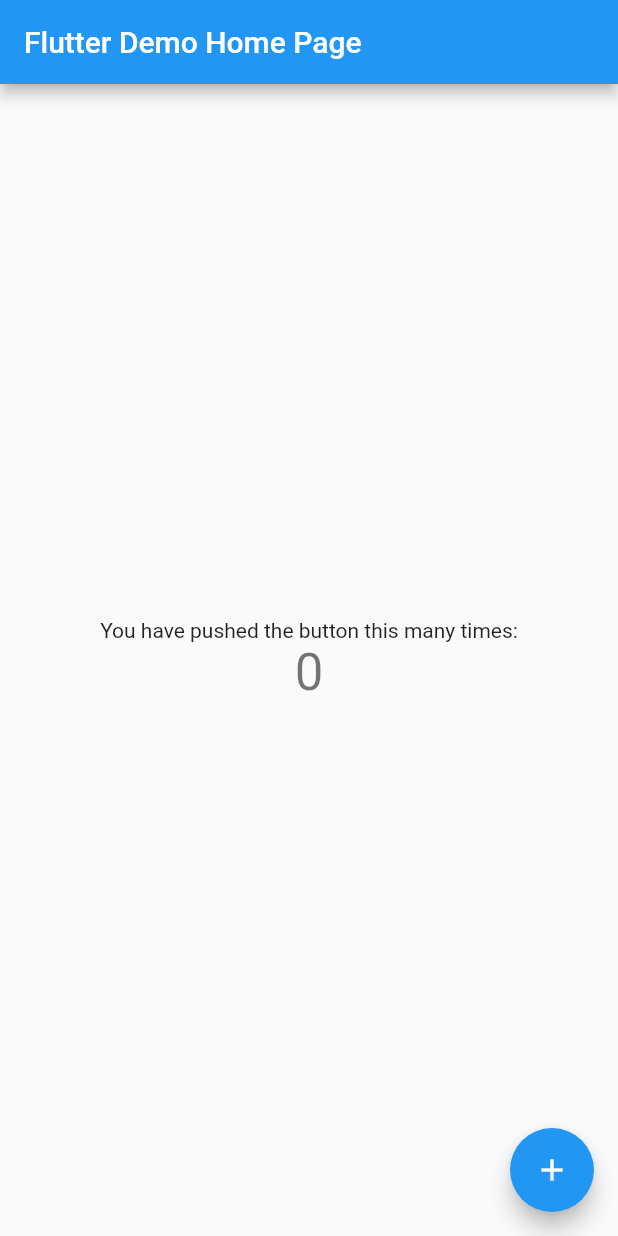
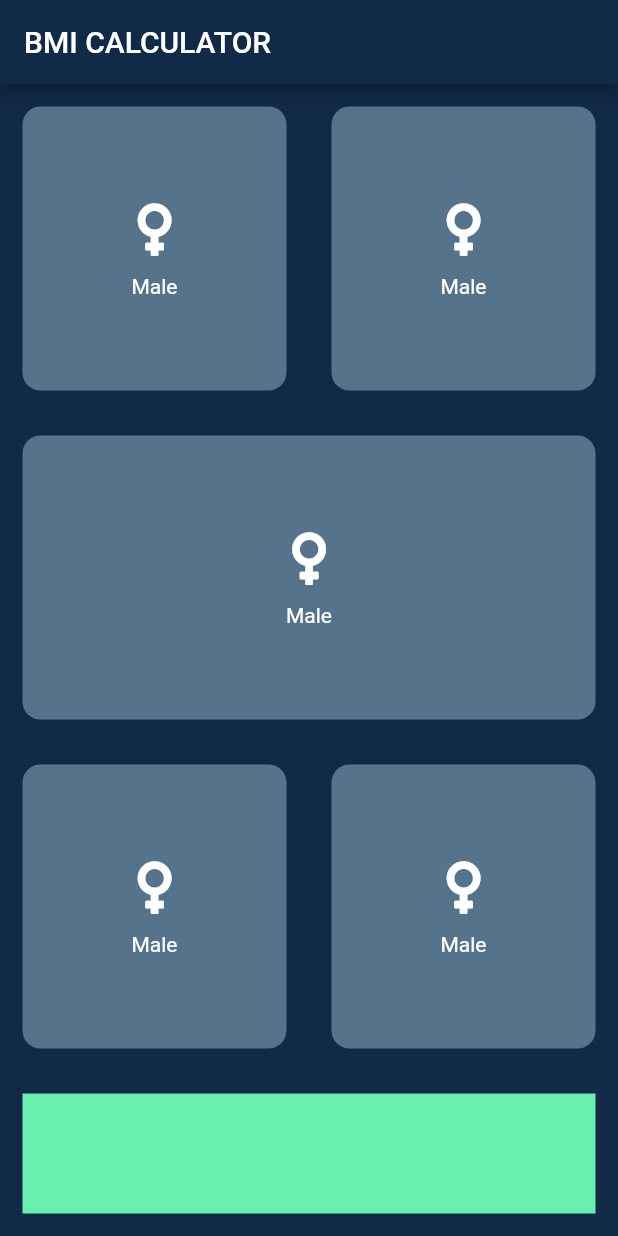
Before and after one commit to reiginxzx/flutter_codigo_bmi, a Flutter app: the screen it shows after launch, on a phone screen of 412 x 824 dp. Run offline on Flutter 3.47's test engine with Material 2 defaults, Android fonts, the phone set to English and light mode, and no system bars; our stand-ins replace font_awesome_flutter.

Commit message:
update clase viernes

```diff
--- /dev/null
+++ b/lib/input_page.dart
@@ -0,0 +1,94 @@
+
+import 'package:flutter/material.dart';
+import 'package:font_awesome_flutter/font_awesome_flutter.dart';
+
+const activeCardColors = Color(0xff56738C);
+const bottomContainerColor = Colors.greenAccent;
+const bottomContainerHeight = 80.0;
+
+class InputPage extends StatefulWidget {
+  @override
+  _InputPageState createState() => _InputPageState();
+}
+
+class _InputPageState extends State<InputPage> {
+
+  @override
+  Widget build(BuildContext context) {
+
+    return Scaffold(
+      appBar: AppBar(
+        title: Text("BMI CALCULATOR"),
+        //backgroundColor: Colors.redAccent,
+      ),
+      body: Column(
+        children: [
+          Expanded(
+            child: Row(
+              children: [
+                Expanded(
+                  child: ReusableCard(color: activeCardColors),
+                ),
+                Expanded(
+                  child: ReusableCard(color: activeCardColors),
+                )
+              ],
+            ),
+          ),
+          Expanded(
+            child: Row(
+              children: [
+                Expanded(
+                  child: ReusableCard(color: activeCardColors)
+                ),
+              ],
+            ),
+          ),
+          Expanded(
+            child: Row(
+              children: [
+                Expanded(
+                  child: ReusableCard(color: activeCardColors)
+                ),
+                Expanded(
+                  child: ReusableCard(color: activeCardColors)
+                )
+              ],
+            ),
+          ),
+          Container(
+            color: bottomContainerColor,
+            height: bottomContainerHeight,
+            width: double.infinity,
+            margin: EdgeInsets.all(15),
+          ),
+        ],
+      ),
+    );
+  }
+}
+
+class ReusableCard extends StatelessWidget {
+
+  Color color;
+
+  ReusableCard({@required this.color}){}
+  @override
+  Widget build(BuildContext context) {
+    return Container(
+      margin: EdgeInsets.all(15.0),
+      decoration: BoxDecoration(
+          color: color,
+          borderRadius: BorderRadius.circular(12)
+      ),
+      child: Column(
+        mainAxisAlignment: MainAxisAlignment.center,
+        children: [
+          FaIcon(FontAwesomeIcons.venus,size: 40.0),
+          SizedBox(height: 10.0),
+          Text("Male",)
+        ],
+      ),
+    );
+  }
+}
--- a/lib/main.dart
+++ b/lib/main.dart
@@ -1,117 +1,34 @@
 import 'package:flutter/material.dart';
+
+import 'input_page.dart';
 
 void main() {
   runApp(MyApp());
 }
 
 class MyApp extends StatelessWidget {
-  // This widget is the root of your application.
   @override
   Widget build(BuildContext context) {
     return MaterialApp(
-      title: 'Flutter Demo',
-      theme: ThemeData(
-        // This is the theme of your application.
-        //
-        // Try running your application with "flutter run". You'll see the
-        // application has a blue toolbar. Then, without quitting the app, try
-        // changing the primarySwatch below to Colors.green and then invoke
-        // "hot reload" (press "r" in the console where you ran "flutter run",
-        // or simply save your changes to "hot reload" in a Flutter IDE).
-        // Notice that the counter didn't reset back to zero; the application
-        // is not restarted.
-        primarySwatch: Colors.blue,
-        // This makes the visual density adapt to the platform that you run
-        // the app on. For desktop platforms, the controls will be smaller and
-        // closer together (more dense) than on mobile platforms.
-        visualDensity: VisualDensity.adaptivePlatformDensity,
+      title: "BMI CALCULATOR",
+      theme: ThemeData.dark().copyWith(
+        primaryColor: Color(0xff00796B),
+        appBarTheme: AppBarTheme(
+          color: Color(0xff112A47),
+        ),
+        scaffoldBackgroundColor: Color(0xff112A47),
       ),
-      home: MyHomePage(title: 'Flutter Demo Home Page'),
+      // theme: ThemeData(
+      //   primaryColor: Color(0xff00796B),
+      //   accentColor: Color(0xffFF9800),
+      //   scaffoldBackgroundColor:  Color(0xff152025),
+      //   textTheme: TextTheme(
+      //     bodyText2: TextStyle(
+      //       color: Colors.white
+      //     )
+      //   )
+      // ),
+      home: InputPage(),
     );
   }
 }
-
-class MyHomePage extends StatefulWidget {
-  MyHomePage({Key key, this.title}) : super(key: key);
-
-  // This widget is the home page of your application. It is stateful, meaning
-  // that it has a State object (defined below) that contains fields that affect
-  // how it looks.
-
-  // This class is the configuration for the state. It holds the values (in this
-  // case the title) provided by the parent (in this case the App widget) and
-  // used by the build method of the State. Fields in a Widget subclass are
-  // always marked "final".
-
-  final String title;
-
-  @override
-  _MyHomePageState createState() => _MyHomePageState();
-}
-
-class _MyHomePageState extends State<MyHomePage> {
-  int _counter = 0;
-
-  void _incrementCounter() {
-    setState(() {
-      // This call to setState tells the Flutter framework that something has
-      // changed in this State, which causes it to rerun the build method below
-      // so that the display can reflect the updated values. If we changed
-      // _counter without calling setState(), then the build method would not be
-      // called again, and so nothing would appear to happen.
-      _counter++;
-    });
-  }
-
-  @override
-  Widget build(BuildContext context) {
-    // This method is rerun every time setState is called, for instance as done
-    // by the _incrementCounter method above.
-    //
-    // The Flutter framework has been optimized to make rerunning build methods
-    // fast, so that you can just rebuild anything that needs updating rather
-    // than having to individually change instances of widgets.
-    return Scaffold(
-      appBar: AppBar(
-        // Here we take the value from the MyHomePage object that was created by
-        // the App.build method, and use it to set our appbar title.
-        title: Text(widget.title),
-      ),
-      body: Center(
-        // Center is a layout widget. It takes a single child and positions it
-        // in the middle of the parent.
-        child: Column(
-          // Column is also a layout widget. It takes a list of children and
-          // arranges them vertically. By default, it sizes itself to fit its
-          // children horizontally, and tries to be as tall as its parent.
-          //
-          // Invoke "debug painting" (press "p" in the console, choose the
-          // "Toggle Debug Paint" action from the Flutter Inspector in Android
-          // Studio, or the "Toggle Debug Paint" command in Visual Studio Code)
-          // to see the wireframe for each widget.
-          //
-          // Column has various properties to control how it sizes itself and
-          // how it positions its children. Here we use mainAxisAlignment to
-          // center the children vertically; the main axis here is the vertical
-          // axis because Columns are vertical (the cross axis would be
-          // horizontal).
-          mainAxisAlignment: MainAxisAlignment.center,
-          children: <Widget>[
-            Text(
-              'You have pushed the button this many times:',
-            ),
-            Text(
-              '$_counter',
-              style: Theme.of(context).textTheme.headline4,
-            ),
-          ],
-        ),
-      ),
-      floatingActionButton: FloatingActionButton(
-        onPressed: _incrementCounter,
-        tooltip: 'Increment',
-        child: Icon(Icons.add),
-      ), // This trailing comma makes auto-formatting nicer for build methods.
-    );
-  }
-}
--- a/pubspec.yaml
+++ b/pubspec.yaml
@@ -28,6 +28,7 @@ dependencies:
   # The following adds the Cupertino Icons font to your application.
   # Use with the CupertinoIcons class for iOS style icons.
   cupertino_icons: ^1.0.0
+  font_awesome_flutter: ^8.11.0
 
 dev_dependencies:
   flutter_test:
```
Also changed, not shown: pubspec.lock, 1 other file.
